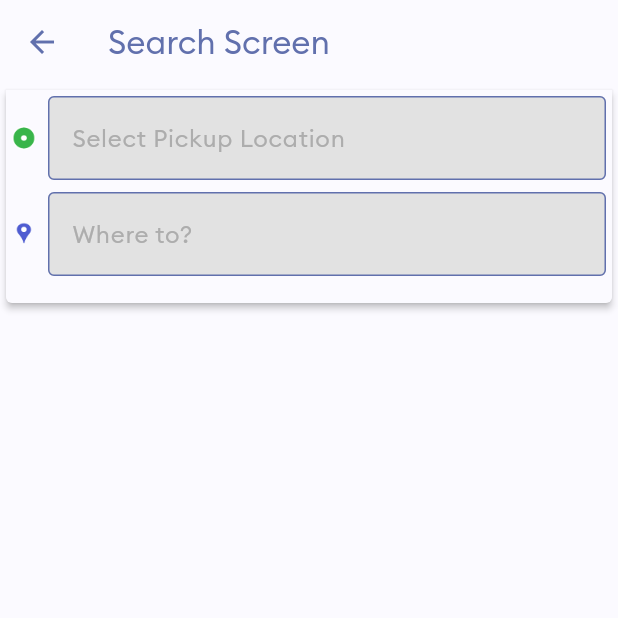
After one commit to defUserName-404/DashNGo, a Flutter app: the screen it shows once a user with an empty profile is signed in, after a tap on "Search Destination", on a phone screen of 412 x 824 dp, the top half of it. The commit adds this screen. Run offline on Flutter 3.47's test engine with Material 3 defaults, Android fonts, the light colour scheme and no system bars; our stand-ins replace firebase_auth, firebase_core, firebase_database, geolocator, google_maps_flutter; accounts and stored records are empty; generated files the repository leaves out were written again.

Commit message:
added search screen

```diff
--- a/lib/ui/screens/home_screen.dart
+++ b/lib/ui/screens/home_screen.dart
@@ -1,5 +1,6 @@
 import 'dart:async';
 
+import 'package:dash_n_go/ui/screens/search_screen.dart';
 import 'package:dash_n_go/ui/theme/colors.dart';
 import 'package:flutter/material.dart';
 import 'package:flutter/services.dart' show rootBundle;
@@ -64,7 +65,7 @@ class _HomeScreenState extends State<HomeScreen> {
 
   @override
   Widget build(BuildContext context) {
-    final isDark = Theme.of(context).brightness == Brightness.dark;
+    final isDarkMode = Theme.of(context).brightness == Brightness.dark;
     return Scaffold(
       key: _scaffoldKey,
       drawer: Drawer(
@@ -178,7 +179,7 @@ class _HomeScreenState extends State<HomeScreen> {
         enableDrag: false,
         builder:
             (context) => SizedBox(
-              height: 220,
+              height: 230,
               child: Padding(
                 padding: const EdgeInsets.all(16.0),
                 child: Column(
@@ -196,13 +197,22 @@ class _HomeScreenState extends State<HomeScreen> {
                       style: TextStyle(fontWeight: FontWeight.bold),
                     ),
                     SizedBox(height: 5),
-                    Container(
-                      height: 40.0,
+                    GestureDetector(
+                      onTap: () {
+                        Navigator.push(
+                          context,
+                          MaterialPageRoute(
+                            builder: (context) => SearchScreen(),
+                          ),
+                        );
+                      },
+                      child: Container(
+                        height: 50.0,
                         decoration: BoxDecoration(
                           color: Colors.white,
                           border: Border.all(
                             color:
-                              isDark
+                                isDarkMode
                                     ? AppColors.colorPrimaryDark
                                     : AppColors.colorPrimary,
                           ),
@@ -223,7 +233,7 @@ class _HomeScreenState extends State<HomeScreen> {
                               Icon(
                                 Icons.search,
                                 color:
-                                  isDark
+                                    isDarkMode
                                         ? AppColors.colorPrimaryDark
                                         : AppColors.colorPrimary,
                               ),
@@ -235,6 +245,7 @@ class _HomeScreenState extends State<HomeScreen> {
                                 ),
                               ),
                             ],
+                          ),
                         ),
                       ),
                     ),
--- /dev/null
+++ b/lib/ui/screens/search_screen.dart
@@ -0,0 +1,48 @@
+import 'package:dash_n_go/ui/widgets/location_searching_widget.dart';
+import 'package:flutter/material.dart';
+
+class SearchScreen extends StatefulWidget {
+  const SearchScreen({super.key});
+
+  @override
+  State<SearchScreen> createState() => _SearchScreenState();
+}
+
+class _SearchScreenState extends State<SearchScreen> {
+  @override
+  Widget build(BuildContext context) {
+    return Scaffold(
+      appBar: AppBar(title: Text('Search Screen')),
+      body: SizedBox(
+        width: double.infinity,
+        height: 150,
+        child: Card(
+          elevation: 2,
+          shape: RoundedRectangleBorder(
+            borderRadius: BorderRadius.only(
+              bottomLeft: Radius.circular(4),
+              bottomRight: Radius.circular(4),
+            ),
+          ),
+          child: Padding(
+            padding: const EdgeInsets.all(4.0),
+            child: Column(
+              mainAxisSize: MainAxisSize.max,
+              children: [
+                LocationSearchingWidget(
+                  imageAssetPath: 'assets/images/pickicon.png',
+                  hintText: 'Select Pickup Location',
+                ),
+                SizedBox(height: 8),
+                LocationSearchingWidget(
+                  imageAssetPath: 'assets/images/desticon.png',
+                  hintText: 'Where to?',
+                ),
+              ],
+            ),
+          ),
+        ),
+      ),
+    );
+  }
+}
--- /dev/null
+++ b/lib/ui/widgets/location_searching_widget.dart
@@ -0,0 +1,34 @@
+import 'package:dash_n_go/ui/theme/colors.dart';
+import 'package:flutter/material.dart';
+
+class LocationSearchingWidget extends StatelessWidget {
+  final String imageAssetPath;
+  final String hintText;
+
+  const LocationSearchingWidget({
+    super.key,
+    required this.imageAssetPath,
+    required this.hintText,
+  });
+
+  @override
+  Widget build(BuildContext context) {
+    return Row(
+      children: [
+        Image.asset(imageAssetPath, height: 16, width: 16),
+        SizedBox(width: 8.0),
+        Expanded(
+          child: TextField(
+            style: TextStyle(color: AppColors.colorTextDark),
+            decoration: InputDecoration(
+              hintText: hintText,
+              hintStyle: TextStyle(color: AppColors.colorTextSemiLight),
+              filled: true,
+              fillColor: AppColors.colorTextLight,
+            ),
+          ),
+        ),
+      ],
+    );
+  }
+}
```
Lines whose indentation alone changed are shown as unchanged.
